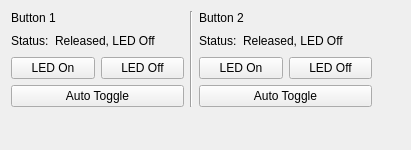
Above: src/brickv/plugin_system/plugins/dual_button/ui/dual_button.ui from Tinkerforge/brickv before the change. Below: the same form after it.
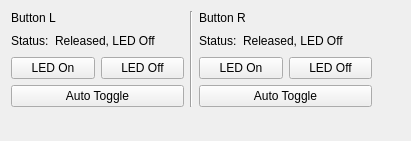
That is the form after the change.

Commit message: Finalize Dual Button Bricklet plugin

Diff of the .ui file:
```diff
--- a/src/brickv/plugin_system/plugins/dual_button/ui/dual_button.ui
+++ b/src/brickv/plugin_system/plugins/dual_button/ui/dual_button.ui
@@ -7,7 +7,7 @@
     <x>0</x>
     <y>0</y>
     <width>411</width>
-    <height>150</height>
+    <height>141</height>
    </rect>
   </property>
   <property name="windowTitle">
@@ -21,7 +21,7 @@
        <item>
         <widget class="QLabel" name="label">
          <property name="text">
-          <string>Button 1</string>
+          <string>Button L</string>
          </property>
         </widget>
        </item>
@@ -95,7 +95,7 @@
        <item>
         <widget class="QLabel" name="label_2">
          <property name="text">
-          <string>Button 2</string>
+          <string>Button R</string>
          </property>
         </widget>
        </item>
```
Left out of the diff: 16 changed lines with no effect on the pictures. The commit also changes 1 other file.
